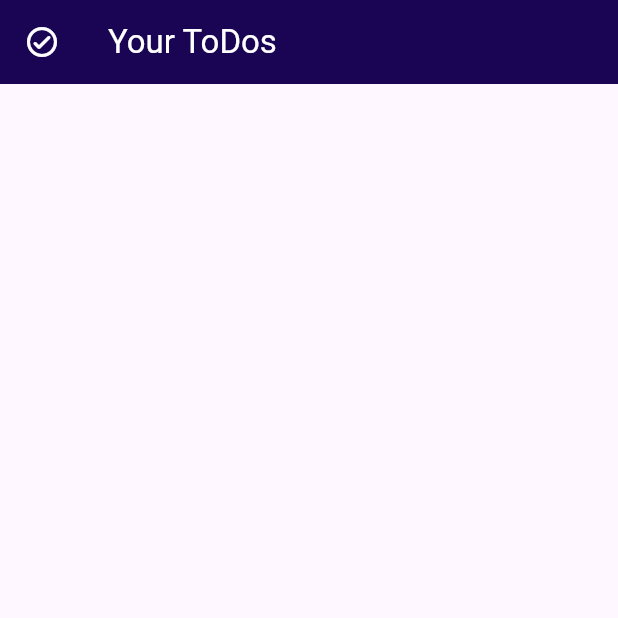
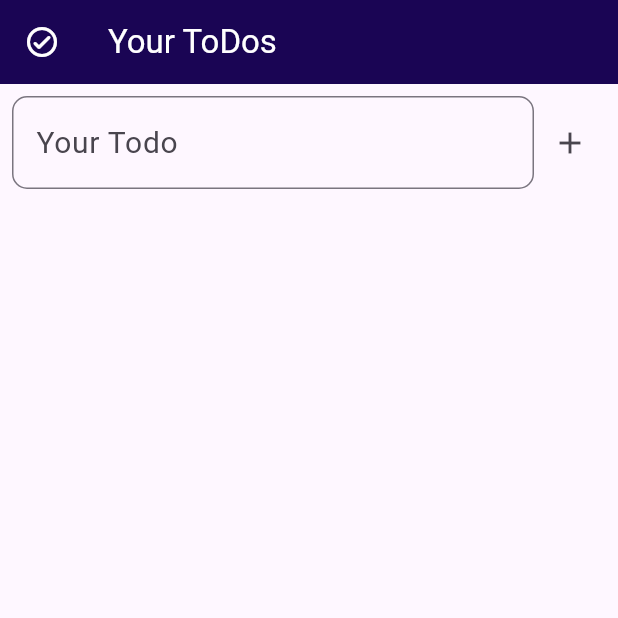
Before and after one commit to TheTahaYaseen/PicSonic, a Flutter app: the screen it shows after launch, on a phone screen of 412 x 824 dp, the top half of it. Run offline on Flutter 3.47's test engine with Material 2 defaults, Android fonts, the phone set to English and light mode, and no system bars.

Commit message:
ToDoInput Introduced

```diff
--- a/lib/main.dart
+++ b/lib/main.dart
@@ -39,6 +39,41 @@ class _ToDosViewState extends State<ToDosView> {
         title: const Text("Your ToDos"),
         leading: const Icon(Icons.check_circle_outline_rounded),
       ),
+      body: Column(
+        children: [ToDoInput()],
+      ),
     );
   }
 }
+
+class ToDoInput extends StatelessWidget {
+  ToDoInput({super.key});
+  final TextEditingController _toDoInputController = TextEditingController();
+
+  @override
+  Widget build(BuildContext context) {
+    return Padding(
+      padding: const EdgeInsets.all(8.0),
+      child: Row(
+        children: [
+          Expanded(
+            child: TextField(
+              decoration: const InputDecoration(
+                hintText: "Your Todo",
+                border: OutlineInputBorder(
+                  borderRadius: BorderRadius.all(Radius.circular(10)),
+                ),
+              ),
+              style: const TextStyle(
+                color: Color(0xFF1A0554),
+                fontSize: 20,
+              ),
+              controller: _toDoInputController,
+            ),
+          ),
+          IconButton(onPressed: () {}, icon: const Icon(Icons.add))
+        ],
+      ),
+    );
+  }
+}
```
